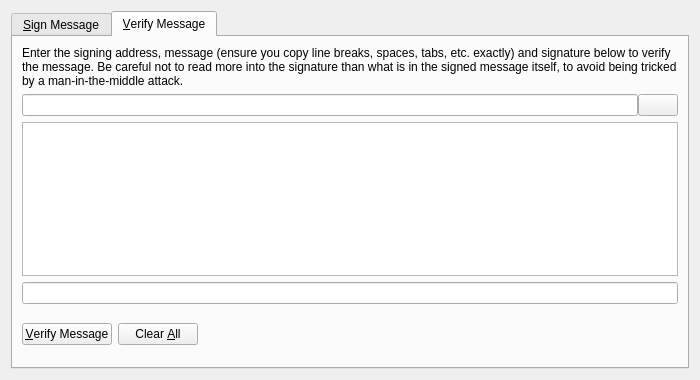
Before: the Qt Designer form src/qt/forms/signverifymessagedialog.ui in aurovine/AudioCoin, drawn with Qt 5.
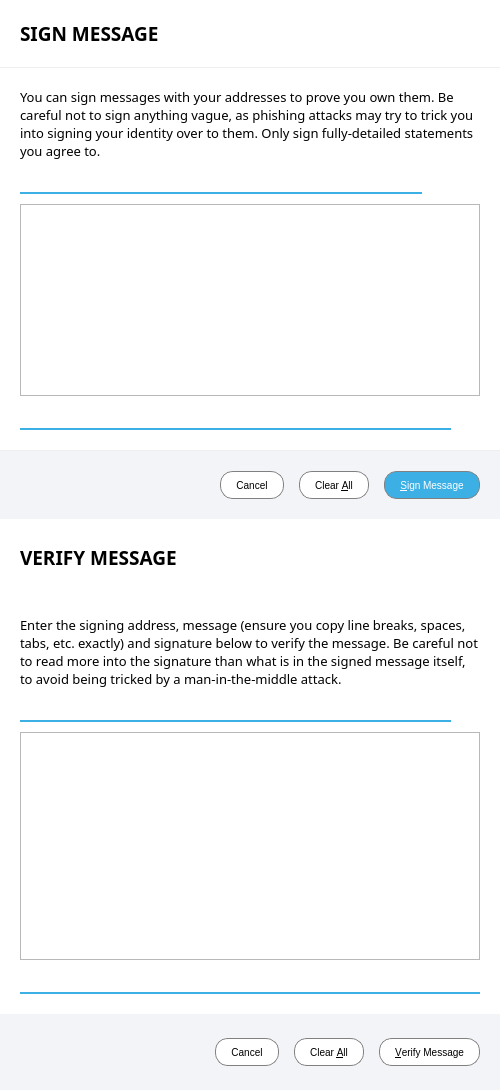
After: the same form once the commit is applied. Icons and pictures are not drawn. Custom widgets are drawn as their Qt base class.

Patch:
```diff
--- a/src/qt/forms/signverifymessagedialog.ui
+++ b/src/qt/forms/signverifymessagedialog.ui
@@ -6,29 +6,163 @@
    <rect>
     <x>0</x>
     <y>0</y>
-    <width>700</width>
-    <height>380</height>
+    <width>500</width>
+    <height>1018</height>
    </rect>
   </property>
+  <property name="sizePolicy">
+   <sizepolicy hsizetype="Fixed" vsizetype="Preferred">
+    <horstretch>0</horstretch>
+    <verstretch>0</verstretch>
+   </sizepolicy>
+  </property>
+  <property name="minimumSize">
+   <size>
+    <width>500</width>
+    <height>0</height>
+   </size>
+  </property>
+  <property name="maximumSize">
+   <size>
+    <width>500</width>
+    <height>16777215</height>
+   </size>
+  </property>
   <property name="windowTitle">
    <string>Signatures - Sign / Verify a Message</string>
   </property>
+  <property name="styleSheet">
+   <string notr="true">QLineEdit { border: none; border-bottom: 2px solid #3cb0e5; padding: 3px 5px; background: transparent; }
+QLineEdit:disabled { border-color: #899399; }
+
+QToolButton { border: none; }</string>
+  </property>
   <property name="modal">
-   <bool>true</bool>
+   <bool>false</bool>
   </property>
-  <layout class="QVBoxLayout" name="verticalLayout">
+  <layout class="QVBoxLayout" name="SignVerifyMessageDialogLayout">
+   <property name="spacing">
+    <number>0</number>
+   </property>
+   <property name="leftMargin">
+    <number>0</number>
+   </property>
+   <property name="topMargin">
+    <number>0</number>
+   </property>
+   <property name="rightMargin">
+    <number>0</number>
+   </property>
+   <property name="bottomMargin">
+    <number>0</number>
+   </property>
    <item>
-    <widget class="QTabWidget" name="tabWidget">
-     <property name="currentIndex">
+    <widget class="QWidget" name="signMessageWidget" native="true">
+     <property name="sizePolicy">
+      <sizepolicy hsizetype="Fixed" vsizetype="Preferred">
+       <horstretch>0</horstretch>
+       <verstretch>0</verstretch>
+      </sizepolicy>
+     </property>
+     <property name="minimumSize">
+      <size>
+       <width>500</width>
+       <height>0</height>
+      </size>
+     </property>
+     <property name="maximumSize">
+      <size>
+       <width>500</width>
+       <height>16777215</height>
+      </size>
+     </property>
+     <layout class="QVBoxLayout" name="signMessageWidgetLayout" stretch="0,0,0">
+      <property name="spacing">
       <number>1</number>
      </property>
-     <widget class="QWidget" name="tabSignMessage">
-      <attribute name="title">
-       <string>&amp;Sign Message</string>
-      </attribute>
-      <layout class="QVBoxLayout" name="verticalLayout_SM">
+      <property name="leftMargin">
+       <number>0</number>
+      </property>
+      <property name="topMargin">
+       <number>0</number>
+      </property>
+      <property name="rightMargin">
+       <number>0</number>
+      </property>
+      <property name="bottomMargin">
+       <number>0</number>
+      </property>
+      <item>
+       <widget class="QWidget" name="signTitleWidget" native="true">
+        <property name="styleSheet">
+         <string notr="true">#signTitleWidget { background-color: white; }</string>
+        </property>
+        <layout class="QVBoxLayout" name="verticalLayout_3">
+         <property name="leftMargin">
+          <number>20</number>
+         </property>
+         <property name="topMargin">
+          <number>20</number>
+         </property>
+         <property name="rightMargin">
+          <number>20</number>
+         </property>
+         <property name="bottomMargin">
+          <number>20</number>
+         </property>
+         <item>
+          <widget class="QLabel" name="label">
+           <property name="font">
+            <font>
+             <family>Montserrat</family>
+             <pointsize>14</pointsize>
+             <weight>75</weight>
+             <bold>true</bold>
+            </font>
+           </property>
+           <property name="text">
+            <string>SIGN MESSAGE</string>
+           </property>
+          </widget>
+         </item>
+        </layout>
+       </widget>
+      </item>
+      <item>
+       <widget class="QWidget" name="signBodyWidget" native="true">
+        <property name="sizePolicy">
+         <sizepolicy hsizetype="Preferred" vsizetype="Fixed">
+          <horstretch>0</horstretch>
+          <verstretch>0</verstretch>
+         </sizepolicy>
+        </property>
+        <property name="styleSheet">
+         <string notr="true">#signBodyWidget { background-color: white; }</string>
+        </property>
+        <layout class="QVBoxLayout" name="signBodyWidgetLayout">
+         <property name="spacing">
+          <number>10</number>
+         </property>
+         <property name="leftMargin">
+          <number>20</number>
+         </property>
+         <property name="topMargin">
+          <number>20</number>
+         </property>
+         <property name="rightMargin">
+          <number>20</number>
+         </property>
+         <property name="bottomMargin">
+          <number>20</number>
+         </property>
        <item>
         <widget class="QLabel" name="infoLabel_SM">
+           <property name="font">
+            <font>
+             <family>Montserrat</family>
+             <pointsize>10</pointsize>
+            </font>
+           </property>
          <property name="text">
           <string>You can sign messages with your addresses to prove you own them. Be careful not to sign anything vague, as phishing attacks may try to trick you into signing your identity over to them. Only sign fully-detailed statements you agree to.</string>
          </property>
@@ -43,12 +177,12 @@
        <item>
         <layout class="QHBoxLayout" name="horizontalLayout_1_SM">
          <property name="spacing">
-          <number>0</number>
+            <number>10</number>
          </property>
          <item>
           <widget class="QValidatedLineEdit" name="addressIn_SM">
            <property name="toolTip">
-            <string>The address to sign the message with (e.g. B8gZqgY4r2RoEdqYk3QsAqFckyf9pRHN6i)</string>
+              <string>The address to sign the message with (e.g. AeAiLyyJHVZEi92rzk3HjSRWRAUDGeLXWf)</string>
            </property>
            <property name="maxLength">
             <number>34</number>
@@ -56,7 +190,7 @@
           </widget>
          </item>
          <item>
-          <widget class="QPushButton" name="addressBookButton_SM">
+            <widget class="QToolButton" name="addressBookButton_SM">
            <property name="toolTip">
             <string>Choose an address from the address book</string>
            </property>
@@ -65,18 +199,15 @@
            </property>
            <property name="icon">
             <iconset resource="../bitcoin.qrc">
-             <normaloff>:/icons/address-book</normaloff>:/icons/address-book</iconset>
+               <normaloff>:/icons/md/people</normaloff>:/icons/md/people</iconset>
            </property>
            <property name="shortcut">
             <string>Alt+A</string>
            </property>
-           <property name="autoDefault">
-            <bool>false</bool>
-           </property>
           </widget>
          </item>
          <item>
-          <widget class="QPushButton" name="pasteButton_SM">
+            <widget class="QToolButton" name="pasteButton_SM">
            <property name="toolTip">
             <string>Paste address from clipboard</string>
            </property>
@@ -85,14 +216,11 @@
            </property>
            <property name="icon">
             <iconset resource="../bitcoin.qrc">
-             <normaloff>:/icons/editpaste</normaloff>:/icons/editpaste</iconset>
+               <normaloff>:/icons/md/paste</normaloff>:/icons/md/paste</iconset>
            </property>
            <property name="shortcut">
             <string>Alt+P</string>
            </property>
-           <property name="autoDefault">
-            <bool>false</bool>
-           </property>
           </widget>
          </item>
         </layout>
@@ -107,7 +235,7 @@
        <item>
         <layout class="QHBoxLayout" name="horizontalLayout_2_SM">
          <property name="spacing">
-          <number>0</number>
+            <number>10</number>
          </property>
          <item>
           <widget class="QLineEdit" name="signatureOut_SM">
@@ -122,7 +250,7 @@
           </widget>
          </item>
          <item>
-          <widget class="QPushButton" name="copySignatureButton_SM">
+            <widget class="QToolButton" name="copySignatureButton_SM">
            <property name="toolTip">
             <string>Copy the current signature to the system clipboard</string>
            </property>
@@ -131,31 +259,76 @@
            </property>
            <property name="icon">
             <iconset resource="../bitcoin.qrc">
-             <normaloff>:/icons/editcopy</normaloff>:/icons/editcopy</iconset>
-           </property>
-           <property name="autoDefault">
-            <bool>false</bool>
-           </property>
+               <normaloff>:/icons/md/copy</normaloff>:/icons/md/copy</iconset>
+             </property>
           </widget>
          </item>
         </layout>
        </item>
+        </layout>
+       </widget>
+      </item>
        <item>
-        <layout class="QHBoxLayout" name="horizontalLayout_3_SM">
+       <widget class="QWidget" name="signButtonWidget" native="true">
+        <property name="styleSheet">
+         <string notr="true">#signButtonWidget { background-color: #f3f4f7; }
+
+QPushButton { font-family: 'Montserrat'; text-transform: uppercase; font-size: 10px; border: 1px solid gray; padding: 0px 15px; border-radius: 13px; min-height: 26px; max-height: 26px; background-color: white; }
+
+QPushButton:hover, QPushButton:pressed { background-color: #1c99d2; color: white; }
+QPushButton:disabled { background-color: white; color: gray; }</string>
+        </property>
+        <layout class="QHBoxLayout" name="signButtonWidgetLayout">
+         <property name="spacing">
+          <number>15</number>
+         </property>
+         <property name="leftMargin">
+          <number>20</number>
+         </property>
+         <property name="topMargin">
+          <number>20</number>
+         </property>
+         <property name="rightMargin">
+          <number>20</number>
+         </property>
+         <property name="bottomMargin">
+          <number>20</number>
+         </property>
          <item>
-          <widget class="QPushButton" name="signMessageButton_SM">
-           <property name="toolTip">
-            <string>Sign the message to prove you own this Audiocoin address</string>
+          <widget class="QLabel" name="statusLabel_SM">
+           <property name="font">
+            <font>
+             <family>Montserrat</family>
+             <pointsize>12</pointsize>
+             <weight>75</weight>
+             <bold>true</bold>
+            </font>
            </property>
            <property name="text">
-            <string>&amp;Sign Message</string>
+            <string/>
            </property>
-           <property name="icon">
-            <iconset resource="../bitcoin.qrc">
-             <normaloff>:/icons/edit</normaloff>:/icons/edit</iconset>
+           <property name="wordWrap">
+            <bool>true</bool>
            </property>
-           <property name="autoDefault">
-            <bool>false</bool>
+          </widget>
+         </item>
+         <item>
+          <spacer name="horizontalSpacer_1_SM">
+           <property name="orientation">
+            <enum>Qt::Horizontal</enum>
+           </property>
+           <property name="sizeHint" stdset="0">
+            <size>
+             <width>40</width>
+             <height>0</height>
+            </size>
+           </property>
+          </spacer>
+         </item>
+         <item>
+          <widget class="QPushButton" name="signCancelButton">
+           <property name="text">
+            <string>Cancel</string>
            </property>
           </widget>
          </item>
@@ -167,68 +340,126 @@
            <property name="text">
             <string>Clear &amp;All</string>
            </property>
-           <property name="icon">
-            <iconset resource="../bitcoin.qrc">
-             <normaloff>:/icons/remove</normaloff>:/icons/remove</iconset>
-           </property>
            <property name="autoDefault">
             <bool>false</bool>
            </property>
           </widget>
          </item>
          <item>
-          <spacer name="horizontalSpacer_1_SM">
-           <property name="orientation">
-            <enum>Qt::Horizontal</enum>
+          <widget class="QPushButton" name="signMessageButton_SM">
+           <property name="toolTip">
+            <string>Sign the message to prove you own this Audiocoin address</string>
            </property>
-           <property name="sizeHint" stdset="0">
-            <size>
-             <width>40</width>
-             <height>48</height>
-            </size>
+           <property name="styleSheet">
+            <string notr="true">#signMessageButton_SM { background-color: #3cb0e5; color: white; border: 1px solid gray; }
+#signMessageButton_SM:hover, #signMessageButton_SM:pressed { background-color: #1c99d2; }</string>
            </property>
-          </spacer>
+           <property name="text">
+            <string>&amp;Sign Message</string>
+           </property>
+           <property name="autoDefault">
+            <bool>false</bool>
+           </property>
+          </widget>
          </item>
+        </layout>
+       </widget>
+      </item>
+     </layout>
+    </widget>
+   </item>
          <item>
-          <widget class="QLabel" name="statusLabel_SM">
+    <widget class="QWidget" name="verifyMessageWidget" native="true">
+     <layout class="QVBoxLayout" name="verifyMessageWidgetLayout" stretch="0,1,0">
+      <property name="spacing">
+       <number>0</number>
+      </property>
+      <property name="leftMargin">
+       <number>0</number>
+      </property>
+      <property name="topMargin">
+       <number>0</number>
+      </property>
+      <property name="rightMargin">
+       <number>0</number>
+      </property>
+      <property name="bottomMargin">
+       <number>0</number>
+      </property>
+      <item>
+       <widget class="QWidget" name="verifyTitleWidget" native="true">
+        <property name="styleSheet">
+         <string notr="true">#verifyTitleWidget { background-color: white; }</string>
+        </property>
+        <layout class="QVBoxLayout" name="verifyTitleWidgetLayout">
+         <property name="spacing">
+          <number>0</number>
+         </property>
+         <property name="leftMargin">
+          <number>20</number>
+         </property>
+         <property name="topMargin">
+          <number>20</number>
+         </property>
+         <property name="rightMargin">
+          <number>20</number>
+         </property>
+         <property name="bottomMargin">
+          <number>20</number>
+         </property>
+         <item>
+          <widget class="QLabel" name="label_2">
            <property name="font">
             <font>
+             <family>Montserrat</family>
+             <pointsize>14</pointsize>
              <weight>75</weight>
              <bold>true</bold>
             </font>
            </property>
            <property name="text">
-            <string/>
+            <string>VERIFY MESSAGE</string>
            </property>
-           <property name="wordWrap">
-            <bool>true</bool>
-           </property>
+          </widget>
+         </item>
+        </layout>
           </widget>
          </item>
          <item>
-          <spacer name="horizontalSpacer_2_SM">
-           <property name="orientation">
-            <enum>Qt::Horizontal</enum>
-           </property>
-           <property name="sizeHint" stdset="0">
-            <size>
-             <width>40</width>
-             <height>48</height>
-            </size>
-           </property>
-          </spacer>
-         </item>
-        </layout>
-       </item>
-      </layout>
-     </widget>
-     <widget class="QWidget" name="tabVerifyMessage">
-      <attribute name="title">
-       <string>&amp;Verify Message</string>
-      </attribute>
-      <layout class="QVBoxLayout" name="verticalLayout_VM">
+       <widget class="QWidget" name="verifyBodyWidget" native="true">
+        <property name="sizePolicy">
+         <sizepolicy hsizetype="Preferred" vsizetype="Fixed">
+          <horstretch>0</horstretch>
+          <verstretch>0</verstretch>
+         </sizepolicy>
+        </property>
+        <property name="styleSheet">
+         <string notr="true">#verifyBodyWidget { background-color: white; }</string>
+        </property>
+        <layout class="QVBoxLayout" name="verifyBodyWidgetLayout">
+         <property name="spacing">
+          <number>10</number>
+         </property>
+         <property name="leftMargin">
+          <number>20</number>
+         </property>
+         <property name="topMargin">
+          <number>20</number>
+         </property>
+         <property name="rightMargin">
+          <number>20</number>
+         </property>
+         <property name="bottomMargin">
+          <number>20</number>
+         </property>
        <item>
         <widget class="QLabel" name="infoLabel_VM">
+           <property name="font">
+            <font>
+             <family>Montserrat</family>
+             <pointsize>10</pointsize>
+            </font>
+           </property>
          <property name="text">
           <string>Enter the signing address, message (ensure you copy line breaks, spaces, tabs, etc. exactly) and signature below to verify the message. Be careful not to read more into the signature than what is in the signed message itself, to avoid being tricked by a man-in-the-middle attack.</string>
          </property>
@@ -246,12 +477,12 @@
        <item>
         <layout class="QHBoxLayout" name="horizontalLayout_1_VM">
          <property name="spacing">
-          <number>0</number>
+            <number>10</number>
          </property>
          <item>
           <widget class="QValidatedLineEdit" name="addressIn_VM">
            <property name="toolTip">
-            <string>The address the message was signed with (e.g. B8gZqgY4r2RoEdqYk3QsAqFckyf9pRHN6i)</string>
+              <string>The address the message was signed with (e.g. AeAiLyyJHVZEi92rzk3HjSRWRAUDGeLXWf)</string>
            </property>
            <property name="maxLength">
             <number>34</number>
@@ -259,7 +490,7 @@
           </widget>
          </item>
          <item>
-          <widget class="QPushButton" name="addressBookButton_VM">
+            <widget class="QToolButton" name="addressBookButton_VM">
            <property name="toolTip">
             <string>Choose an address from the address book</string>
            </property>
@@ -268,14 +499,11 @@
            </property>
            <property name="icon">
             <iconset resource="../bitcoin.qrc">
-             <normaloff>:/icons/address-book</normaloff>:/icons/address-book</iconset>
+               <normaloff>:/icons/md/people</normaloff>:/icons/md/people</iconset>
            </property>
            <property name="shortcut">
             <string>Alt+A</string>
            </property>
-           <property name="autoDefault">
-            <bool>false</bool>
-           </property>
           </widget>
          </item>
         </layout>
@@ -286,18 +514,98 @@
        <item>
         <widget class="QValidatedLineEdit" name="signatureIn_VM"/>
        </item>
+        </layout>
+       </widget>
+      </item>
        <item>
-        <layout class="QHBoxLayout" name="horizontalLayout_2_VM">
+       <widget class="QWidget" name="verifyButtonWidget" native="true">
+        <property name="styleSheet">
+         <string notr="true">#verifyButtonWidget { background-color: #f3f4f7; }
+
+QPushButton { font-family: 'Montserrat'; text-transform: uppercase; font-size: 10px; border: 1px solid gray; padding: 0px 15px; border-radius: 13px; min-height: 26px; max-height: 26px; background-color: white; }
+
+QPushButton:hover, QPushButton:pressed { background-color: #1c99d2; color: white; }
+QPushButton:disabled { background-color: white; color: gray; }</string>
+        </property>
+        <layout class="QHBoxLayout" name="verifyButtonWidgetLayout">
+         <property name="spacing">
+          <number>15</number>
+         </property>
+         <property name="leftMargin">
+          <number>20</number>
+         </property>
+         <property name="topMargin">
+          <number>20</number>
+         </property>
+         <property name="rightMargin">
+          <number>20</number>
+         </property>
+         <property name="bottomMargin">
+          <number>20</number>
+         </property>
+         <item>
+          <widget class="QLabel" name="statusLabel_VM">
+           <property name="font">
+            <font>
+             <weight>75</weight>
+             <bold>true</bold>
+            </font>
+           </property>
+           <property name="text">
+            <string/>
+           </property>
+           <property name="wordWrap">
+            <bool>true</bool>
+           </property>
+          </widget>
+         </item>
+         <item>
+          <spacer name="horizontalSpacer_2_VM">
+           <property name="orientation">
+            <enum>Qt::Horizontal</enum>
+           </property>
+           <property name="sizeHint" stdset="0">
+            <size>
+             <width>40</width>
+             <height>0</height>
+            </size>
+           </property>
+          </spacer>
+         </item>
+         <item>
+          <widget class="QPushButton" name="verifyCancelButton">
+           <property name="text">
+            <string>Cancel</string>
+           </property>
+          </widget>
+         </item>
+         <item>
+          <widget class="QPushButton" name="clearButton_VM">
+           <property name="toolTip">
+            <string>Reset all verify message fields</string>
+           </property>
+           <property name="text">
+            <string>Clear &amp;All</string>
+           </property>
+           <property name="autoDefault">
+            <bool>false</bool>
+           </property>
+          </widget>
+         </item>
          <item>
           <widget class="QPushButton" name="verifyMessageButton_VM">
            <property name="toolTip">
             <string>Verify the message to ensure it was signed with the specified Audiocoin address</string>
            </property>
+           <property name="styleSheet">
+            <string notr="true">#verifyMessageButton_SM { background-color: #3cb0e5; color: white; border: 1px solid gray; }
+#verifyMessageButton_SM:hover, #verifyMessageButton_SM:pressed { background-color: #1c99d2; }</string>
+           </property>
            <property name="text">
             <string>&amp;Verify Message</string>
            </property>
            <property name="icon">
-            <iconset resource="../bitcoin.qrc">
+            <iconset>
              <normaloff>:/icons/transaction_0</normaloff>:/icons/transaction_0</iconset>
            </property>
            <property name="autoDefault">
@@ -305,69 +613,10 @@
            </property>
           </widget>
          </item>
-         <item>
-          <widget class="QPushButton" name="clearButton_VM">
-           <property name="toolTip">
-            <string>Reset all verify message fields</string>
-           </property>
-           <property name="text">
-            <string>Clear &amp;All</string>
-           </property>
-           <property name="icon">
-            <iconset resource="../bitcoin.qrc">
-             <normaloff>:/icons/remove</normaloff>:/icons/remove</iconset>
-           </property>
-           <property name="autoDefault">
-            <bool>false</bool>
-           </property>
-          </widget>
-         </item>
-         <item>
-          <spacer name="horizontalSpacer_1_VM">
-           <property name="orientation">
-            <enum>Qt::Horizontal</enum>
-           </property>
-           <property name="sizeHint" stdset="0">
-            <size>
-             <width>40</width>
-             <height>48</height>
-            </size>
-           </property>
-          </spacer>
-         </item>
-         <item>
-          <widget class="QLabel" name="statusLabel_VM">
-           <property name="font">
-            <font>
-             <weight>75</weight>
-             <bold>true</bold>
-            </font>
-           </property>
-           <property name="text">
-            <string/>
-           </property>
-           <property name="wordWrap">
-            <bool>true</bool>
-           </property>
-          </widget>
-         </item>
-         <item>
-          <spacer name="horizontalSpacer_2_VM">
-           <property name="orientation">
-            <enum>Qt::Horizontal</enum>
-           </property>
-           <property name="sizeHint" stdset="0">
-            <size>
-             <width>40</width>
-             <height>48</height>
-            </size>
-           </property>
-          </spacer>
-         </item>
-        </layout>
-       </item>
-      </layout>
-     </widget>
+        </layout>
+       </widget>
+      </item>
+     </layout>
     </widget>
    </item>
   </layout>
```
Lines whose indentation alone changed are shown as unchanged.
